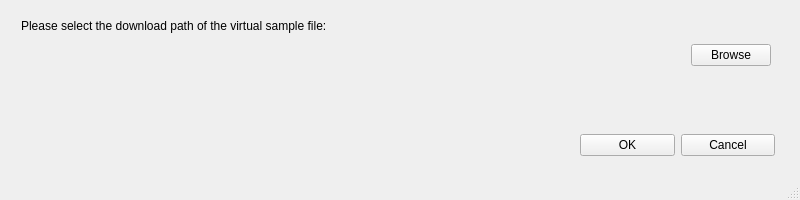
Old version of the form download.ui in the repository Bgolearn/BgoFace.
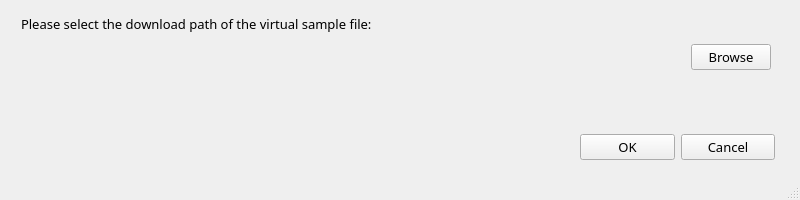
New version of the form.

```diff
--- a/download.ui
+++ b/download.ui
@@ -10,6 +10,12 @@
     <height>200</height>
    </rect>
   </property>
+  <property name="font">
+   <font>
+    <family>Microsoft YaHei</family>
+    <pointsize>10</pointsize>
+   </font>
+  </property>
   <property name="windowTitle">
    <string>MainWindow</string>
   </property>
@@ -18,11 +24,17 @@
     <property name="geometry">
      <rect>
       <x>21</x>
-      <y>18</y>
+      <y>13</y>
       <width>491</width>
-      <height>16</height>
+      <height>21</height>
      </rect>
     </property>
+    <property name="font">
+     <font>
+      <family>Microsoft YaHei</family>
+      <pointsize>10</pointsize>
+     </font>
+    </property>
     <property name="text">
      <string>Please select the download path of the virtual sample file:</string>
     </property>
@@ -33,12 +45,18 @@
       <x>20</x>
       <y>40</y>
       <width>751</width>
-      <height>30</height>
+      <height>34</height>
      </rect>
     </property>
     <layout class="QHBoxLayout" name="horizontalLayout_7" stretch="1,0">
      <item>
       <widget class="QLabel" name="downloadVirtualSampleFilePath">
+       <property name="font">
+        <font>
+         <family>Microsoft YaHei</family>
+         <pointsize>10</pointsize>
+        </font>
+       </property>
        <property name="text">
         <string/>
        </property>
@@ -46,6 +64,12 @@
      </item>
      <item>
       <widget class="QPushButton" name="browseDownloadVirtualSampleFileButton">
+       <property name="font">
+        <font>
+         <family>Microsoft YaHei</family>
+         <pointsize>10</pointsize>
+        </font>
+       </property>
        <property name="text">
         <string>Browse</string>
        </property>
@@ -59,12 +83,18 @@
       <x>580</x>
       <y>130</y>
       <width>195</width>
-      <height>30</height>
+      <height>34</height>
      </rect>
     </property>
     <layout class="QHBoxLayout" name="horizontalLayout_3">
      <item>
       <widget class="QPushButton" name="okDownloadButton">
+       <property name="font">
+        <font>
+         <family>Microsoft YaHei</family>
+         <pointsize>10</pointsize>
+        </font>
+       </property>
        <property name="text">
         <string>OK</string>
        </property>
@@ -72,6 +102,12 @@
      </item>
      <item>
       <widget class="QPushButton" name="cancelDownloadButton">
+       <property name="font">
+        <font>
+         <family>Microsoft YaHei</family>
+         <pointsize>10</pointsize>
+        </font>
+       </property>
        <property name="text">
         <string>Cancel</string>
        </property>
```
